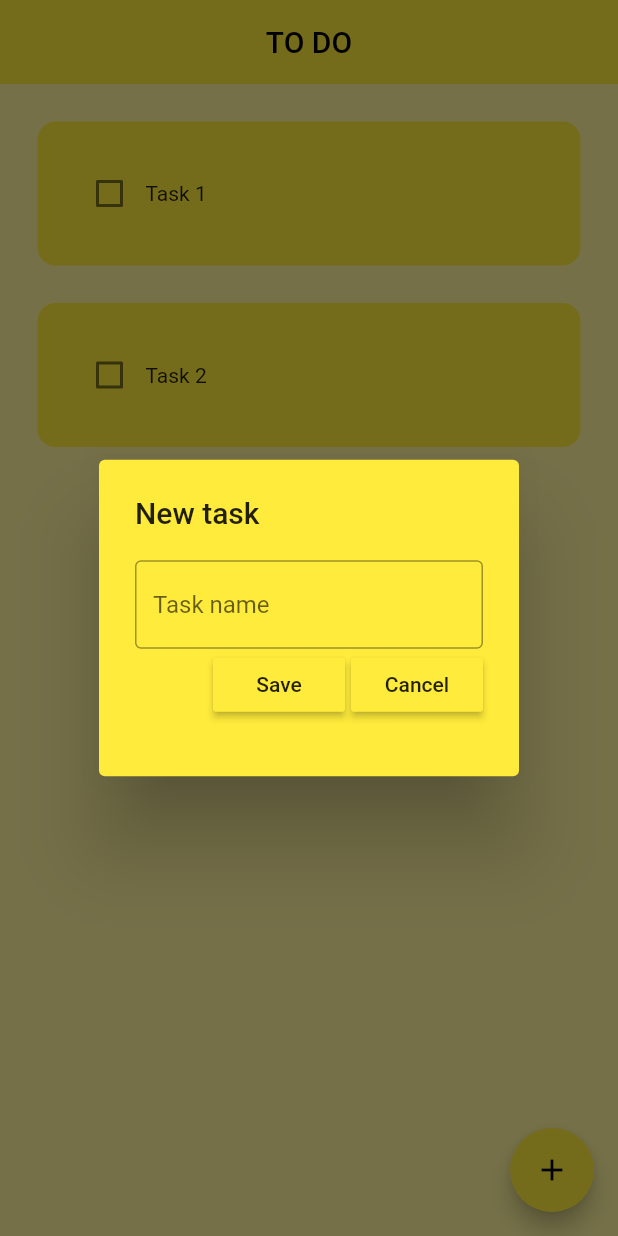
After one commit to ryanoliveir/academic-iftodo-flutter, a Flutter app: the screen it shows after launch, after a tap on the "add" icon, on a phone screen of 412 x 824 dp. The commit adds this screen. Run offline on Flutter 3.47's test engine with Material 2 defaults, Android fonts, the phone set to English and light mode, and no system bars; drawn by our look-alikes of flutter_slidable.

Commit message:
add: add tasks and remove tasks

```diff
--- /dev/null
+++ b/lib/components/button.dart
@@ -0,0 +1,22 @@
+import 'package:flutter/material.dart';
+
+
+class ButtonCustom extends StatelessWidget {
+  final String text;
+  VoidCallback onPressed;
+
+  ButtonCustom({
+    required this.text,
+    required this.onPressed,
+    super.key
+  });
+
+  @override
+  Widget build(BuildContext context) {
+    return MaterialButton(
+      onPressed: onPressed,
+      color: Theme.of(context).primaryColor,
+      child: Text(text),
+    );
+  }
+}
--- /dev/null
+++ b/lib/components/dialog.dart
@@ -0,0 +1,56 @@
+import 'package:flutter/material.dart';
+import 'package:todo_app/components/button.dart';
+
+
+class DialogForm extends StatelessWidget {
+
+  final TextEditingController taskNameController;
+  VoidCallback onSave;
+  VoidCallback onCancel;
+
+
+  DialogForm({
+    required this.onSave,
+    required this.onCancel,
+    required this.taskNameController,
+    super.key,
+  });
+
+  @override
+  Widget build(BuildContext context) {
+    return
+      AlertDialog(
+        backgroundColor: Colors.yellow,
+        content: SizedBox (
+            height: 120,
+            child:  Column(
+              children: [
+                // Name of task
+                 TextField(
+                  controller: taskNameController,
+                  decoration: const InputDecoration(
+                    border: OutlineInputBorder(),
+                    hintText: 'Task name'
+                  ),
+
+                ),
+                Row(
+                  mainAxisAlignment: MainAxisAlignment.end,
+                  children: [
+                    ButtonCustom(text: "Save" , onPressed: onSave),
+                    const SizedBox(width: 4),
+                    ButtonCustom(text: "Cancel" , onPressed: onCancel),
+
+                  ],
+                )
+                // Save button
+                // Calcel Button
+              ],
+            ),
+
+        ),
+
+        title: const Text('New task')
+      );
+  }
+}
--- a/lib/components/todo_list.dart
+++ b/lib/components/todo_list.dart
@@ -1,4 +1,5 @@
 import 'package:flutter/material.dart';
+import 'package:flutter_slidable/flutter_slidable.dart';
 
 
 class TodoList extends StatelessWidget {
@@ -6,11 +7,13 @@ class TodoList extends StatelessWidget {
   final bool taskCompleted;
 
   Function(bool?)? onChanged;
+  Function(BuildContext?)? removeTask;
 
     TodoList({
       required this.taskName,
       required this.taskCompleted,
       required this.onChanged,
+      required this.removeTask,
       super.key,
     });
 
@@ -18,6 +21,19 @@ class TodoList extends StatelessWidget {
   Widget build(BuildContext context) {
     return Padding(
       padding: const EdgeInsets.only(left: 25.0, right: 25.0, top: 25.0),
+      child: Slidable(
+        endActionPane: ActionPane(
+          motion: const StretchMotion(),
+          children: [
+            SlidableAction(
+              onPressed: removeTask,
+              icon: Icons.delete,
+              backgroundColor: Colors.red,
+              borderRadius: BorderRadius.circular(12),
+            ),
+
+          ],
+        ),
         child: Container(
           padding: const EdgeInsets.all(24),
           decoration: BoxDecoration(
@@ -43,6 +59,7 @@ class TodoList extends StatelessWidget {
             ],
           )
         ),
+      ),
     );
   }
 }
--- a/lib/screens/home_page.dart
+++ b/lib/screens/home_page.dart
@@ -1,5 +1,6 @@
 import 'package:flutter/material.dart';
 import 'package:todo_app/components/todo_list.dart';
+import 'package:todo_app/components/dialog.dart';
 
 
 class HomePage extends StatefulWidget {
@@ -11,22 +12,50 @@ class HomePage extends StatefulWidget {
 
 class _HomePageState extends State<HomePage> {
 
+  final _taskNameController = TextEditingController();
+
+
   List todoList = [
     ["Task 1", false],
     ["Task 2", false],
-    ["Task 3", false],
-    ["Task 4", false],
-    ["Task 5", false],
   ];
 
 
   void checkBoxChanged(bool? value, int index){
     setState(() {
       todoList[index][1] = !todoList[index][1];
+
+    });
+
+  }
+
+  void saveTask(){
+    setState(() {
+        todoList.add([_taskNameController.text, false]);
+    });
+    _taskNameController.text = "";
+    Navigator.of(context).pop();
+  }
+
+  void deleteTask(int index){
+    setState(() {
+      todoList.removeAt(index);
     });
   }
 
-
+  void createNewTask(){
+    showDialog(context: context,
+      builder: (context){
+      return DialogForm(
+        taskNameController: _taskNameController,
+        onSave: saveTask,
+        onCancel: () => {
+          _taskNameController.text = "",
+          Navigator.of(context).pop()
+        },
+      );
+    });
+  }
 
 
   @override
@@ -38,12 +67,17 @@ class _HomePageState extends State<HomePage> {
         title: const Text('TO DO'),
         elevation: 0,
       ),
+      floatingActionButton: FloatingActionButton(
+        onPressed: createNewTask,
+        child: const Icon(Icons.add),
+        ),
       body: ListView.builder(
         itemCount: todoList.length,
         itemBuilder: (context, index) {
           return TodoList(
             taskName: todoList[index][0],
             taskCompleted: todoList[index][1],
+            removeTask: (context) => deleteTask(index),
             onChanged: (value) => checkBoxChanged(value, index));
         }
       )
--- a/pubspec.yaml
+++ b/pubspec.yaml
@@ -35,6 +35,7 @@ dependencies:
   # The following adds the Cupertino Icons font to your application.
   # Use with the CupertinoIcons class for iOS style icons.
   cupertino_icons: ^1.0.2
+  flutter_slidable: ^1.2.0
 
 dev_dependencies:
   flutter_test:
```
Also changed, not shown: pubspec.lock. Lines whose indentation alone changed are shown as unchanged.
